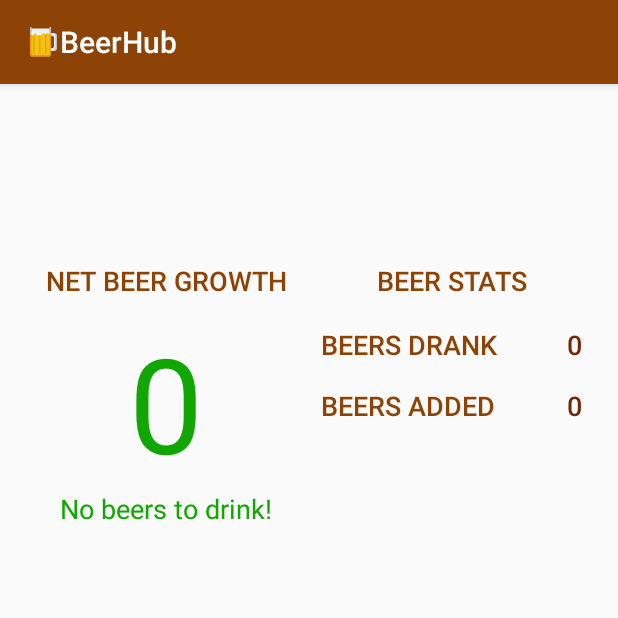
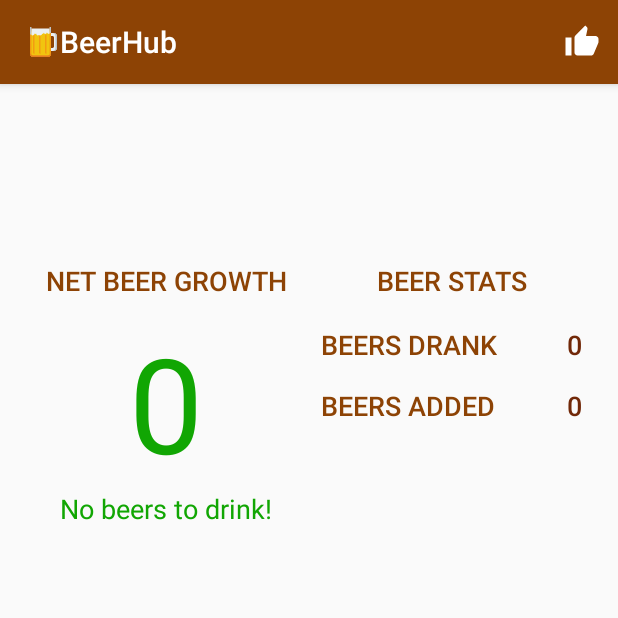
Before and after one commit to shostler/BeerHub, an Android app: the PersonalDashboardActivity screen opened directly, with no data from a screen before it, on a phone screen of 412 x 824 dp, the top half of it. Run offline under Robolectric (Android 15) with nearby library versions, the phone set to English and light mode, and no system bars; libraries missing offline, so code that uses them is left out: io.realm; 7 statements that could not run were skipped.

Commit message:
Added menu options for achievements

```diff
--- a/app/src/main/java/com/infusionsoft/beerhub/PersonalDashboardActivity.java
+++ b/app/src/main/java/com/infusionsoft/beerhub/PersonalDashboardActivity.java
@@ -8,6 +8,8 @@ import android.support.v4.content.ContextCompat;
 import android.support.v7.app.AppCompatActivity;
 import android.support.v7.widget.Toolbar;
 import android.util.Log;
+import android.view.Menu;
+import android.view.MenuItem;
 import android.view.View;
 import android.widget.TextView;
 import android.widget.Toast;
@@ -84,6 +86,29 @@ public class PersonalDashboardActivity extends AppCompatActivity {
         mNetNegativeSixBeers.stop();
         mAchievementAchieved.stop();
         super.onDestroy();
+    }
+
+    @Override
+    public boolean onCreateOptionsMenu(Menu menu) {
+        // Inflate the menu; this adds items to the action bar if it is present.
+        getMenuInflater().inflate(R.menu.menu_dashboard, menu);
+        return true;
+    }
+
+    @Override
+    public boolean onOptionsItemSelected(MenuItem item) {
+        // Handle action bar item clicks here. The action bar will
+        // automatically handle clicks on the Home/Up button, so long
+        // as you specify a parent activity in AndroidManifest.xml.
+        int id = item.getItemId();
+
+        //noinspection SimplifiableIfStatement
+        if (id == R.id.action_view_achievements) {
+            // TODO: MAKE CALL HERE NICK!!!
+            return true;
+        }
+
+        return super.onOptionsItemSelected(item);
     }
 
     public void clickAddCase(View view) {
--- /dev/null
+++ b/app/src/main/res/drawable/ic_view_achievements.xml
@@ -0,0 +1,11 @@
+<vector xmlns:android="http://schemas.android.com/apk/res/android"
+    android:height="24dp"
+    android:viewportHeight="24.0"
+    android:viewportWidth="24.0"
+    android:width="24dp"
+    >
+    <path
+        android:fillColor="@android:color/white"
+        android:pathData="M1,21h4L5,9L1,9v12zM23,10c0,-1.1 -0.9,-2 -2,-2h-6.31l0.95,-4.57 0.03,-0.32c0,-0.41 -0.17,-0.79 -0.44,-1.06L14.17,1 7.59,7.59C7.22,7.95 7,8.45 7,9v10c0,1.1 0.9,2 2,2h9c0.83,0 1.54,-0.5 1.84,-1.22l3.02,-7.05c0.09,-0.23 0.14,-0.47 0.14,-0.73v-1.91l-0.01,-0.01L23,10z"
+        />
+</vector>
--- a/app/src/main/res/menu/menu_dashboard.xml
+++ b/app/src/main/res/menu/menu_dashboard.xml
@@ -1,12 +1,13 @@
 <menu xmlns:android="http://schemas.android.com/apk/res/android"
     xmlns:app="http://schemas.android.com/apk/res-auto"
     xmlns:tools="http://schemas.android.com/tools"
-    tools:context="com.infusionsoft.beerhub.Dashboard"
+    tools:context="com.infusionsoft.beerhub.PersonalDashboardActivity"
     >
     <item
-        android:id="@+id/action_settings"
+        android:id="@+id/action_view_achievements"
+        android:icon="@drawable/ic_view_achievements"
         android:orderInCategory="100"
-        android:title="@string/action_settings"
-        app:showAsAction="never"
+        android:title="@string/view_achievements"
+        app:showAsAction="ifRoom"
         />
 </menu>
--- a/app/src/main/res/values/strings.xml
+++ b/app/src/main/res/values/strings.xml
@@ -25,4 +25,5 @@
 
     <string name="no_beers_to_drink">No beers to drink!</string>
     <string name="beers_in_the_hole">Beers in the hole!</string>
+    <string name="view_achievements">View Achievements</string>
 </resources>
```
